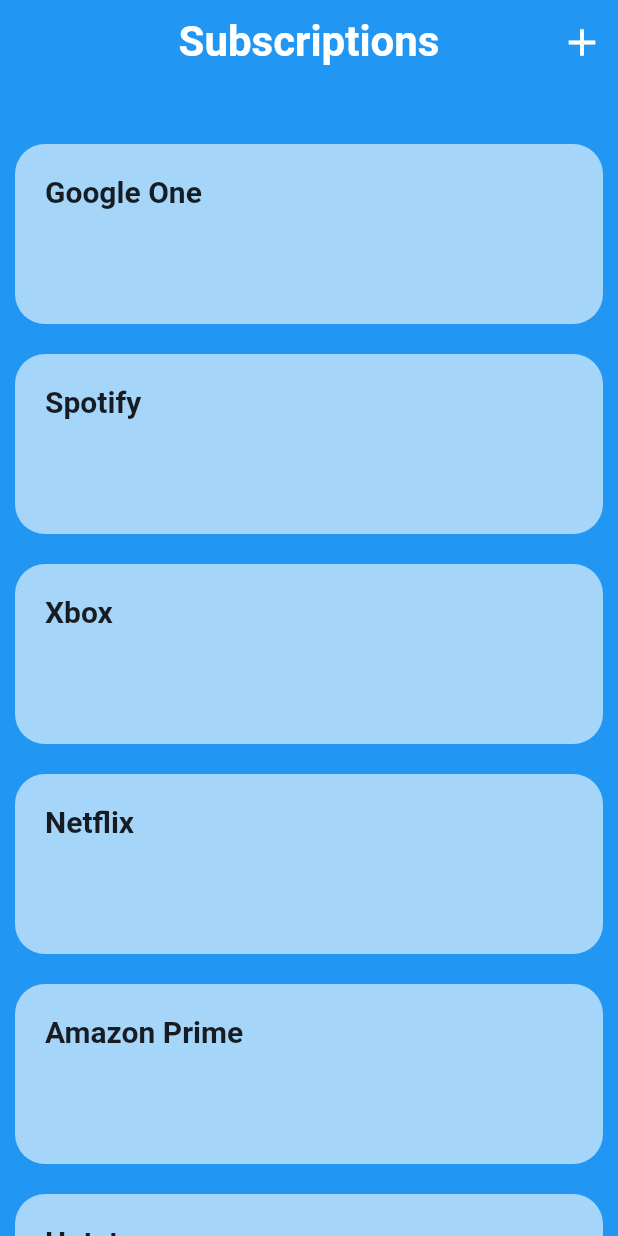
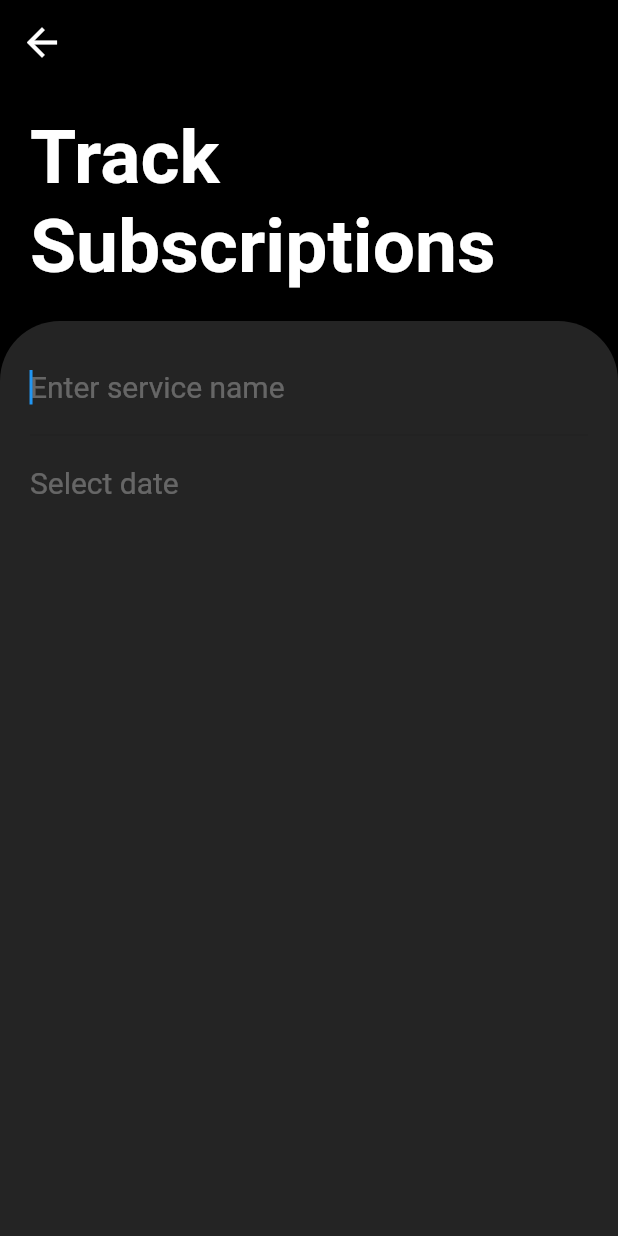
Before and after one commit to Tak1za/SubscriptionTracker, a Flutter app: the screen it shows after launch, after a tap on the "add" icon, on a phone screen of 412 x 824 dp. Run offline on Flutter 3.47's test engine with Material 2 defaults, Android fonts, the phone set to English and light mode, and no system bars.

Commit message:
Created add subscription form and added field to show date picker

```diff
--- a/lib/main.dart
+++ b/lib/main.dart
@@ -6,6 +6,8 @@ void main() {
 }
 
 class MyApp extends StatelessWidget {
+  static const _primaryColor = Color(0xFF000000);
+  static const _accentColor = Color(0xFF242424);
   // This widget is the root of your application.
   @override
   Widget build(BuildContext context) {
@@ -13,8 +15,8 @@ class MyApp extends StatelessWidget {
       title: 'Subscriber',
       debugShowCheckedModeBanner: false,
       theme: ThemeData(
-        primaryColor: Colors.blue,
-        accentColor: Color(0xFFFEF9EB),
+        primaryColor: _primaryColor,
+        accentColor: _accentColor,
       ),
       home: HomeScreen(),
     );
--- /dev/null
+++ b/lib/screens/add_subscription.dart
@@ -0,0 +1,102 @@
+import 'package:flutter/cupertino.dart';
+import 'package:flutter/material.dart';
+
+class AddSubscription extends StatefulWidget {
+  @override
+  _AddSubscriptionState createState() => _AddSubscriptionState();
+}
+
+class _AddSubscriptionState extends State<AddSubscription> {
+  DateTime selectedDate = DateTime.now();
+
+  @override
+  Widget build(BuildContext context) {
+    return Scaffold(
+      backgroundColor: Theme.of(context).primaryColor,
+      appBar: AppBar(
+        leading: IconButton(
+          icon: Icon(Icons.arrow_back),
+          iconSize: 30.0,
+          color: Colors.white,
+          onPressed: () {
+            Navigator.pop(context);
+          },
+        ),
+        centerTitle: true,
+        elevation: 0.0,
+      ),
+      body: Column(
+        children: <Widget>[
+          Container(
+              child: Padding(
+                padding: EdgeInsets.all(20.0),
+                child: Text(
+                  'Track Subscriptions',
+                  style: TextStyle(
+                      fontSize: 50.0,
+                      fontWeight: FontWeight.bold,
+                      color: Colors.white),
+                ),
+              )),
+          Expanded(
+              child: Container(
+                decoration: BoxDecoration(
+                    color: Theme.of(context).accentColor,
+                    borderRadius: BorderRadius.only(
+                      topLeft: Radius.circular(40.0),
+                      topRight: Radius.circular(40.0),
+                    )),
+                width: double.infinity,
+                child: Padding(
+                    padding: EdgeInsets.all(20.0),
+                    child: Column(
+                      children: <Widget>[
+                        TextField(
+                          autofocus: true,
+                          decoration: InputDecoration(
+                            border: InputBorder.none,
+                            hintText: 'Enter service name',
+                            hintStyle: TextStyle(
+                              color: Colors.white30,
+                              fontSize: 20.0,
+                            ),
+                          ),
+                          style: TextStyle(
+                            color: Colors.white,
+                            fontSize: 20.0,
+                          ),
+                        ),
+                        Divider(),
+                        TextField(
+                          decoration: InputDecoration(
+                            border: InputBorder.none,
+                            hintText: 'Select date',
+                            hintStyle: TextStyle(
+                              color: Colors.white30,
+                              fontSize: 20.0,
+                            ),
+                          ),
+                          style: TextStyle(color: Colors.white, fontSize: 20.0),
+                          onTap: () => _selectDate(context),
+                        )
+                      ],
+                    )),
+              ))
+        ],
+      ),
+    );
+  }
+
+  _selectDate(BuildContext context) async {
+    final DateTime picked = await showDatePicker(
+      context: context,
+      initialDate: selectedDate, // Refer step 1
+      firstDate: DateTime(2000),
+      lastDate: DateTime(2025),
+    );
+    if (picked != null && picked != selectedDate)
+      setState(() {
+        selectedDate = picked;
+      });
+  }
+}
--- a/lib/screens/home_screen.dart
+++ b/lib/screens/home_screen.dart
@@ -1,5 +1,6 @@
 import 'package:flutter/cupertino.dart';
 import 'package:flutter/material.dart';
+import 'package:subscriber/screens/add_subscription.dart';
 import 'package:subscriber/widgets/subscription_card.dart';
 
 class HomeScreen extends StatefulWidget {
@@ -17,6 +18,8 @@ class _HomeScreenState extends State<HomeScreen> {
     "Hotstar",
     "Sony Liv"
   ];
+  static const _primaryColor = Color(0xFF000000);
+  static const _secondaryColor = Color(0xFF242424);
   @override
   Widget build(BuildContext context) {
     return Scaffold(
@@ -33,10 +36,22 @@ class _HomeScreenState extends State<HomeScreen> {
                 icon: Icon(Icons.add),
                 iconSize: 30.0,
                 color: Colors.white,
-              onPressed: () => print("add button tapped"))
+                onPressed: () {
+                  Navigator.push(
+                    context,
+                    MaterialPageRoute(builder: (context) => AddSubscription()),
+                  );
+                })
           ],
         ),
-      body: Column(
+        body: Center(
+          child: Container(
+            decoration: BoxDecoration(
+                gradient: LinearGradient(
+                    begin: Alignment.topLeft,
+                    end: Alignment.bottomRight,
+                    colors: [_primaryColor, _secondaryColor])),
+            child: Column(
               children: <Widget>[
                 SizedBox(height: 30.0),
                 Expanded(
@@ -51,6 +66,7 @@ class _HomeScreenState extends State<HomeScreen> {
                 ),
               ],
             ),
-    );
+          ),
+        ));
   }
 }
--- a/lib/widgets/subscription_card.dart
+++ b/lib/widgets/subscription_card.dart
@@ -14,7 +14,7 @@ class SubscriptionCard extends StatelessWidget {
         width: double.infinity,
         height: 120.0,
         decoration: BoxDecoration(
-          color: Colors.white60,
+          color: Colors.white70,
           borderRadius: BorderRadius.all(Radius.circular(20.0)),
         ),
         child: Padding(
```
Lines whose indentation alone changed are shown as unchanged.
